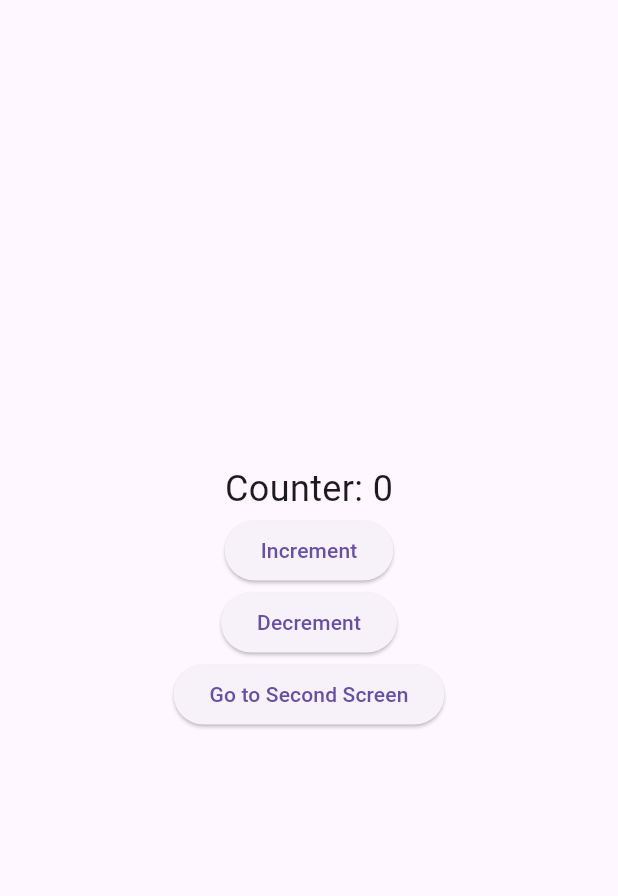
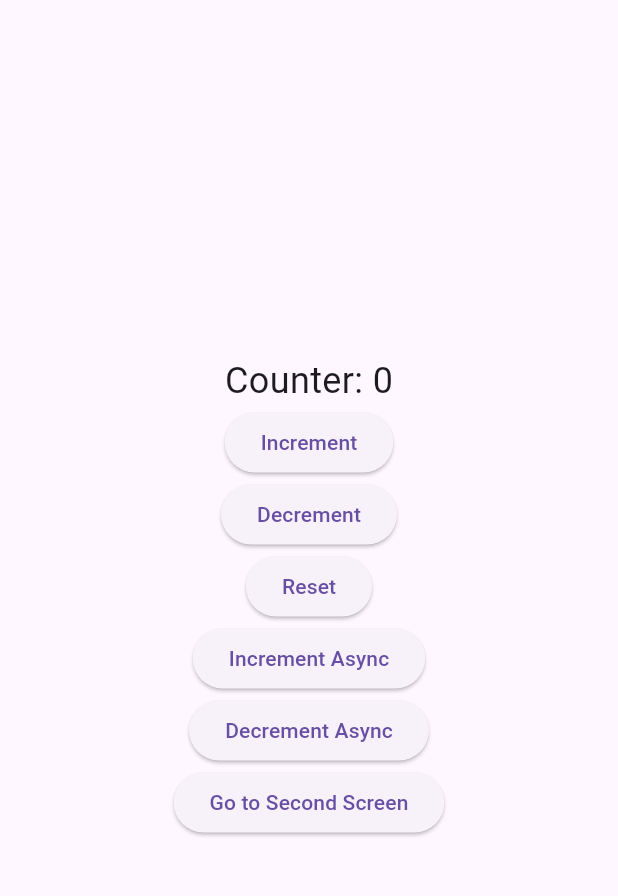
Before and after one commit to TNQT14/manager_statement, a Flutter app: the screen it shows after launch, on a phone screen of 412 x 824 dp, the part 63-959 px from its top. Run offline on Flutter 3.47's test engine with Material 3 defaults, Android fonts, the phone set to English and light mode, and no system bars.

Commit message:
demo async

```diff
--- a/lib/controllers/counter_controller.dart
+++ b/lib/controllers/counter_controller.dart
@@ -3,17 +3,31 @@ import 'package:state_manager/state_manager.dart';
 class CounterController extends Controller {
   final Reactive<int> counter = Reactive<int>(0);
 
-  void increment() {
+  void increment() => counter.value++;
+
+  void decrement() => counter.value--;
+
+  void reset()=> counter.reset(0);
+
+
+  Future<void> incrementAsync() async {
+    await Future.delayed(Duration(seconds: 2));
     counter.value++;
   }
 
-  void decrement() {
+  Future<void> decrementAsync() async {
+    await Future.delayed(Duration(seconds: 2));
     counter.value--;
   }
 
   @override
   void onInit() {
     super.onInit();
-    print("CounterController initialized");
   }
+
+  // @override
+  // void onDispose() {
+  //   print("CounterController disposed");
+  //   super.onDispose();
+  // }
 }
--- a/lib/main.dart
+++ b/lib/main.dart
@@ -47,6 +47,26 @@ class CounterScreen extends StatelessWidget {
               child: const Text('Decrement'),
             ),
             ElevatedButton(
+              onPressed: controller.reset,
+              child: const Text('Reset'),
+            ),
+
+            ElevatedButton(
+              onPressed: () async {
+                await controller.incrementAsync();
+              },
+              child: const Text('Increment Async'),
+            ),
+
+            ElevatedButton(
+              onPressed: () async {
+                await controller.decrementAsync();
+              },
+              child: const Text('Decrement Async'),
+            ),
+
+
+            ElevatedButton(
               onPressed: () => Navigation.to(context, SecondScreen()),
               child: const Text('Go to Second Screen'),
             ),
--- a/lib/second_screen.dart
+++ b/lib/second_screen.dart
@@ -35,6 +35,25 @@ class SecondScreen extends StatelessWidget {
             ),
 
             ElevatedButton(
+              onPressed: controller.reset,
+              child: const Text('Reset'),
+            ),
+
+            ElevatedButton(
+              onPressed: () async {
+                await controller.incrementAsync();
+              },
+              child: const Text('Increment Async'),
+            ),
+
+            ElevatedButton(
+              onPressed: () async {
+                await controller.decrementAsync();
+              },
+              child: const Text('Decrement Async'),
+            ),
+
+            ElevatedButton(
               onPressed: () => Navigation.back(context),
               child: const Text('Back'),
             ),
--- a/state_manager/lib/reactive.dart
+++ b/state_manager/lib/reactive.dart
@@ -1,6 +1,5 @@
 import 'package:flutter/foundation.dart';
 
-/// Reactive class to manage state using ValueNotifier
 class Reactive<T> extends ValueNotifier<T> {
   Reactive(T value) : super(value);
 
@@ -12,4 +11,8 @@ class Reactive<T> extends ValueNotifier<T> {
   }
 
   T get value => super.value;
+
+  void reset(T defaultValue) {
+    value = defaultValue;
+  }
 }
--- /dev/null
+++ b/state_manager/lib/state.dart
@@ -0,0 +1,10 @@
+import 'dart:async';
+import 'package:state_manager/reactive.dart';
+
+Future<void> updateStateSync<T>(Reactive<T> reactive, T Function(T) updater) async {
+  reactive.value = updater(reactive.value);
+}
+
+Future<void> updateStateAsync<T>(Reactive<T> reactive, Future<T> Function(T) updater) async {
+  reactive.value = await updater(reactive.value);
+}
--- a/state_manager/lib/state_manager.dart
+++ b/state_manager/lib/state_manager.dart
@@ -4,3 +4,4 @@ export 'reactive.dart';
 export 'controller.dart';
 export 'navigation.dart';
 export 'dependencies_manager.dart';
+export 'state.dart';
```
